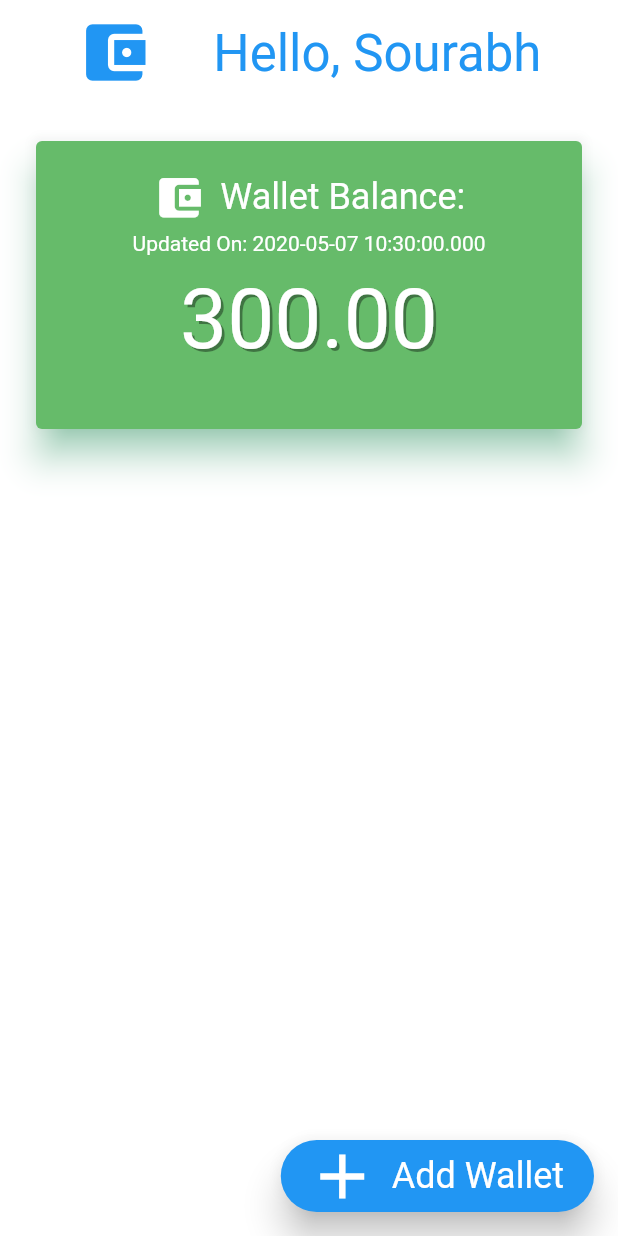
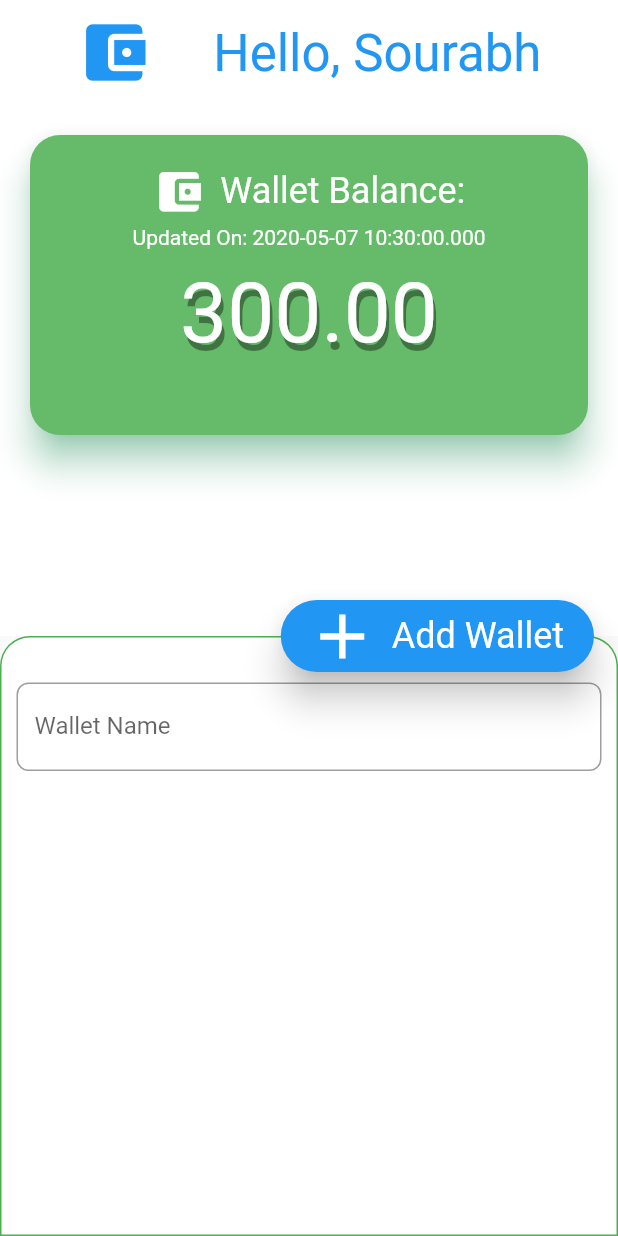
Before and after one commit to sourabhsdx/flutter_balance_manager, a Flutter app: the screen it shows after launch, after a tap on "Add Wallet", on a phone screen of 412 x 824 dp. Run offline on Flutter 3.47's test engine with Material 2 defaults, Android fonts, the phone set to English and light mode, and no system bars.

```diff
--- a/lib/main.dart
+++ b/lib/main.dart
@@ -12,7 +12,7 @@ class MyApp extends StatelessWidget {
       theme: ThemeData(
         textTheme: TextTheme(headline5: ThemeData.dark().textTheme.headline5,
             headline4: TextStyle(color: Colors.blue),
-            headline2: TextStyle(color: Colors.white, shadows: [Shadow(color: Colors.black38,offset:Offset(2, 2))])),
+            headline2: TextStyle(color: Colors.white, shadows: [Shadow(color: Colors.black38,offset:Offset(2, 5))],)),
         accentColor: Colors.white
       ),
       home: SplashScreen(),
--- /dev/null
+++ b/lib/screens/components/wallet_card.dart
@@ -0,0 +1,50 @@
+import 'package:flutter/material.dart';
+
+class WalletCard extends StatelessWidget {
+
+  @override
+  Widget build(BuildContext context) {
+    return GestureDetector(
+      onTap: (){
+        showBottomSheet(context: context,
+            builder: (context){
+          return Container(
+            height: 400,
+            width: MediaQuery.of(context).size.width,
+            color: Colors.green,
+          );
+            });
+      },
+      child: Container(
+        margin: EdgeInsets.all(20),
+        width: double.infinity,
+        height: 200,
+        child: Material(
+          borderRadius: BorderRadius.circular(20),
+          shadowColor: Colors.greenAccent[200],
+          color: Colors.green[400],
+          elevation: 10,
+          child: Column(
+            children: <Widget>[
+              SizedBox(height: 20,),
+              Row(
+                mainAxisAlignment: MainAxisAlignment.center,
+                children: <Widget>[
+                  Icon(Icons.account_balance_wallet,color: Colors.white,size: 35,),
+                  SizedBox(width: 10,),
+                  Text("Wallet Balance:", style:Theme.of(context).textTheme.headline5,),
+                ],
+              ),
+              SizedBox(height: 5,),
+              Text("Updated On: "+DateTime.now().toString(), style: TextStyle(color: Colors.white), ),
+              Padding(
+                padding:EdgeInsets.all(10.0),
+                child: Text("300.00",  style: Theme.of(context).textTheme.headline2,),
+              ),
+            ],
+          ),
+        ),
+      ),
+    );
+  }
+}
--- a/lib/screens/home.dart
+++ b/lib/screens/home.dart
@@ -1,5 +1,7 @@
 import 'package:flutter/cupertino.dart';
 import 'package:flutter/material.dart';
+
+import 'components/wallet_card.dart';
 
 class HomePage extends StatelessWidget {
   @override
@@ -18,9 +20,16 @@ class HomePage extends StatelessWidget {
                   mainAxisAlignment: MainAxisAlignment.spaceEvenly,
                   children: <Widget>[
                     Hero(
-                      tag: "logoIcon",
-                        child: Icon(Icons.account_balance_wallet, size: 50,color: Colors.blue,)),
-                    Text("Hello, Sourabh", style: Theme.of(context).textTheme.headline4,),
+                        tag: "logoIcon",
+                        child: Icon(
+                          Icons.account_balance_wallet,
+                          size: 50,
+                          color: Colors.blue,
+                        )),
+                    Text(
+                      "Hello, Sourabh",
+                      style: Theme.of(context).textTheme.headline4,
+                    ),
                   ],
                 ),
               ),
@@ -29,60 +38,72 @@ class HomePage extends StatelessWidget {
                 child: ListView(
                   children: <Widget>[
                     WalletCard(),
-
                   ],
                 ),
               )
-
             ],
           ),
         ),
       ),
-      floatingActionButton: FloatingActionButton.extended(onPressed: (){},
-          backgroundColor: Colors.blue,
-          elevation: 10,
-         focusElevation: 20,
-          splashColor: Colors.white,
-          icon: Icon(Icons.add,color: Colors.white, size: 50,),
-          label: Text("Add Wallet", style: Theme.of(context).textTheme.headline5,)
-    ),
-
+      floatingActionButton: FloatingAddWallet(),
     );
   }
 }
 
-class WalletCard extends StatelessWidget {
-
+class FloatingAddWallet extends StatelessWidget {
   @override
   Widget build(BuildContext context) {
-    return Container(
-      margin: EdgeInsets.all(20),
-      width: double.infinity,
-      height: 200,
-      child: Card(
-        shadowColor: Colors.greenAccent[200],
-        color: Colors.green[400],
+    return FloatingActionButton.extended(
+        onPressed: (){
+          showBottomSheet(context: context,
+              builder: (context){
+                return Container(
+                  height: 400,
+                  width: MediaQuery.of(context).size.width,
+                  decoration: BoxDecoration(
+                      color: Colors.white,
+                      borderRadius: BorderRadius.only(topRight:Radius.circular(20),topLeft: Radius.circular(20)),
+                      border: Border.all(color: Colors.green)
+                  ),
+                  child: Padding(
+                    padding: EdgeInsets.all(10.0),
+                    child: Form(
+                      child: Column(
+                        children: <Widget>[
+                          SizedBox(height: 20,),
+                          TextField(
+                            decoration: InputDecoration(
+                              labelText: "Wallet Name",
+                              border: OutlineInputBorder(
+                                borderRadius: BorderRadius.circular(8),
+                              ),
+                              disabledBorder: OutlineInputBorder(
+                                  borderRadius: BorderRadius.circular(8)
+                              ),
+                              fillColor: Colors.green,
+                              focusColor: Colors.green,
+                              hoverColor: Colors.green
+                            ),
+                          )
+                        ],
+                      ),
+                    ),
+                  ),
+                );
+              });
+        },
+        backgroundColor: Colors.blue,
         elevation: 10,
-        child: Column(
-          children: <Widget>[
-            SizedBox(height: 20,),
-            Row(
-              mainAxisAlignment: MainAxisAlignment.center,
-              children: <Widget>[
-                Icon(Icons.account_balance_wallet,color: Colors.white,size: 35,),
-                SizedBox(width: 10,),
-                Text("Wallet Balance:", style:Theme.of(context).textTheme.headline5,),
-              ],
-            ),
-            SizedBox(height: 5,),
-            Text("Updated On: "+DateTime.now().toString(), style: TextStyle(color: Colors.white), ),
-            Padding(
-              padding:EdgeInsets.all(10.0),
-              child: Text("300.00",  style: Theme.of(context).textTheme.headline2,),
-            ),
-          ],
+        focusElevation: 20,
+        splashColor: Colors.white,
+        icon: Icon(
+          Icons.add,
+          color: Colors.white,
+          size: 50,
         ),
-      ),
-    );
+        label: Text(
+          "Add Wallet",
+          style: Theme.of(context).textTheme.headline5,
+        ));
   }
 }
```
